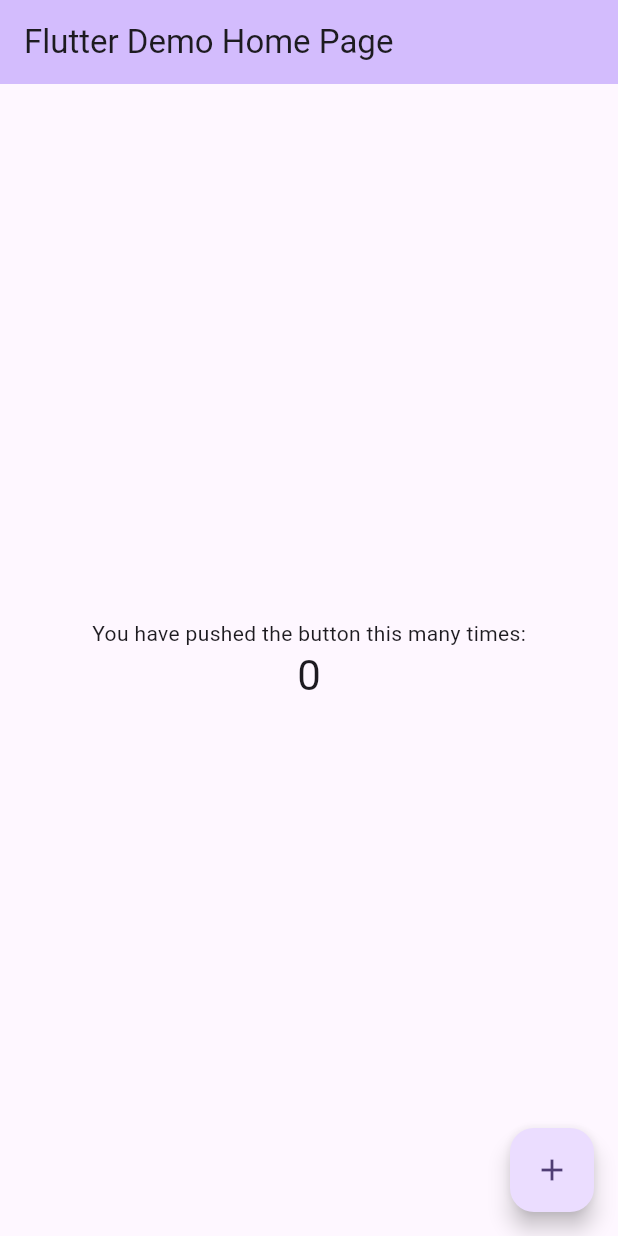
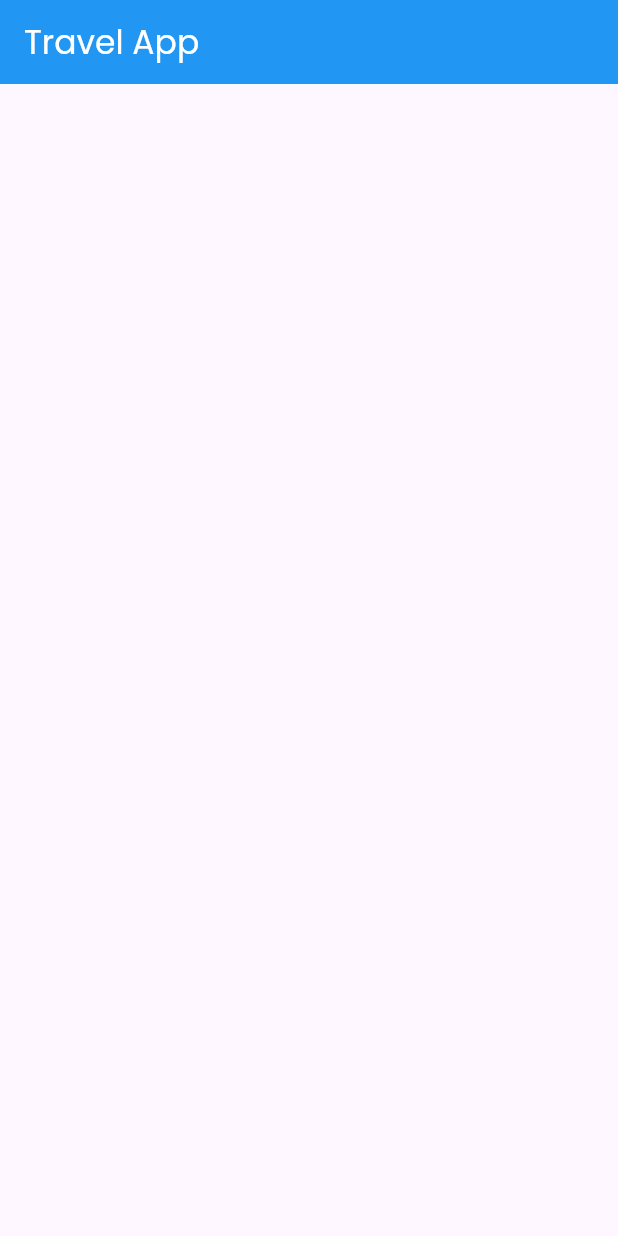
Before and after one commit to AnkitUmredkar/Travel_app, a Flutter app: the screen it shows after launch, on a phone screen of 412 x 824 dp. Run offline on Flutter 3.47's test engine with Material 3 defaults, Android fonts, the phone set to English and light mode, and no system bars.

Commit message:
Initial commit

```diff
--- /dev/null
+++ b/lib/Screen/SignUp/sign-in_page.dart
@@ -0,0 +1,22 @@
+import 'package:flutter/material.dart';
+
+class SignInPage extends StatefulWidget {
+  const SignInPage({super.key});
+
+  @override
+  State<SignInPage> createState() => _SignInPageState();
+}
+
+class _SignInPageState extends State<SignInPage> {
+  @override
+  Widget build(BuildContext context) {
+    return SafeArea(
+        child: Scaffold(
+          appBar: AppBar(
+            backgroundColor: Colors.blue,
+            title: const Text('Travel App',style: TextStyle(color: Colors.white,fontFamily: 'mont',),),
+          ),
+        ),
+    );
+  }
+}
--- /dev/null
+++ b/lib/Screen/TermAndCondition/term_&_Condition_page.dart
@@ -0,0 +1,23 @@
+import 'package:flutter/material.dart';
+
+class TermConditionPage extends StatefulWidget {
+  const TermConditionPage({super.key});
+
+  @override
+  State<TermConditionPage> createState() => _TermConditionPageState();
+}
+
+class _TermConditionPageState extends State<TermConditionPage> {
+  @override
+  Widget build(BuildContext context) {
+    return SafeArea(
+      child: Scaffold(
+        appBar: AppBar(
+          backgroundColor: Colors.blue,
+          //todo -------------------> font family : 'mont'
+          title: const Text('Travel App',style: TextStyle(color: Colors.white,fontFamily: 'mont',),),
+        ),
+      )
+      ,);
+  }
+}
--- a/lib/main.dart
+++ b/lib/main.dart
@@ -1,125 +1,18 @@
 import 'package:flutter/material.dart';
+import 'package:travel_app/utils/routes.dart';
 
-void main() {
-  runApp(const MyApp());
+void main(){
+  runApp(MyApp());
 }
 
 class MyApp extends StatelessWidget {
   const MyApp({super.key});
 
-  // This widget is the root of your application.
   @override
   Widget build(BuildContext context) {
     return MaterialApp(
-      title: 'Flutter Demo',
-      theme: ThemeData(
-        // This is the theme of your application.
-        //
-        // TRY THIS: Try running your application with "flutter run". You'll see
-        // the application has a purple toolbar. Then, without quitting the app,
-        // try changing the seedColor in the colorScheme below to Colors.green
-        // and then invoke "hot reload" (save your changes or press the "hot
-        // reload" button in a Flutter-supported IDE, or press "r" if you used
-        // the command line to start the app).
-        //
-        // Notice that the counter didn't reset back to zero; the application
-        // state is not lost during the reload. To reset the state, use hot
-        // restart instead.
-        //
-        // This works for code too, not just values: Most code changes can be
-        // tested with just a hot reload.
-        colorScheme: ColorScheme.fromSeed(seedColor: Colors.deepPurple),
-        useMaterial3: true,
-      ),
-      home: const MyHomePage(title: 'Flutter Demo Home Page'),
+      debugShowCheckedModeBanner: false,
+      routes: Approutes.routes,
     );
   }
 }
-
-class MyHomePage extends StatefulWidget {
-  const MyHomePage({super.key, required this.title});
-
-  // This widget is the home page of your application. It is stateful, meaning
-  // that it has a State object (defined below) that contains fields that affect
-  // how it looks.
-
-  // This class is the configuration for the state. It holds the values (in this
-  // case the title) provided by the parent (in this case the App widget) and
-  // used by the build method of the State. Fields in a Widget subclass are
-  // always marked "final".
-
-  final String title;
-
-  @override
-  State<MyHomePage> createState() => _MyHomePageState();
-}
-
-class _MyHomePageState extends State<MyHomePage> {
-  int _counter = 0;
-
-  void _incrementCounter() {
-    setState(() {
-      // This call to setState tells the Flutter framework that something has
-      // changed in this State, which causes it to rerun the build method below
-      // so that the display can reflect the updated values. If we changed
-      // _counter without calling setState(), then the build method would not be
-      // called again, and so nothing would appear to happen.
-      _counter++;
-    });
-  }
-
-  @override
-  Widget build(BuildContext context) {
-    // This method is rerun every time setState is called, for instance as done
-    // by the _incrementCounter method above.
-    //
-    // The Flutter framework has been optimized to make rerunning build methods
-    // fast, so that you can just rebuild anything that needs updating rather
-    // than having to individually change instances of widgets.
-    return Scaffold(
-      appBar: AppBar(
-        // TRY THIS: Try changing the color here to a specific color (to
-        // Colors.amber, perhaps?) and trigger a hot reload to see the AppBar
-        // change color while the other colors stay the same.
-        backgroundColor: Theme.of(context).colorScheme.inversePrimary,
-        // Here we take the value from the MyHomePage object that was created by
-        // the App.build method, and use it to set our appbar title.
-        title: Text(widget.title),
-      ),
-      body: Center(
-        // Center is a layout widget. It takes a single child and positions it
-        // in the middle of the parent.
-        child: Column(
-          // Column is also a layout widget. It takes a list of children and
-          // arranges them vertically. By default, it sizes itself to fit its
-          // children horizontally, and tries to be as tall as its parent.
-          //
-          // Column has various properties to control how it sizes itself and
-          // how it positions its children. Here we use mainAxisAlignment to
-          // center the children vertically; the main axis here is the vertical
-          // axis because Columns are vertical (the cross axis would be
-          // horizontal).
-          //
-          // TRY THIS: Invoke "debug painting" (choose the "Toggle Debug Paint"
-          // action in the IDE, or press "p" in the console), to see the
-          // wireframe for each widget.
-          mainAxisAlignment: MainAxisAlignment.center,
-          children: <Widget>[
-            const Text(
-              'You have pushed the button this many times:',
-            ),
-            Text(
-              '$_counter',
-              style: Theme.of(context).textTheme.headlineMedium,
-            ),
-          ],
-        ),
-      ),
-      floatingActionButton: FloatingActionButton(
-        onPressed: _incrementCounter,
-        tooltip: 'Increment',
-        child: const Icon(Icons.add),
-      ), // This trailing comma makes auto-formatting nicer for build methods.
-    );
-  }
-}
--- /dev/null
+++ b/lib/utils/routes.dart
@@ -0,0 +1,9 @@
+import 'package:flutter/material.dart';
+import '../Screen/SignUp/sign-in_page.dart';
+import '../Screen/TermAndCondition/term_&_Condition_page.dart';
+
+class Approutes{
+  static Map<String, Widget Function(BuildContext)> routes = {
+    '/' : (context) => const TermConditionPage(),
+  };
+}
--- a/pubspec.yaml
+++ b/pubspec.yaml
@@ -85,6 +85,10 @@ flutter:
   #       - asset: fonts/TrajanPro.ttf
   #       - asset: fonts/TrajanPro_Bold.ttf
   #         weight: 700
+  fonts:
+    - family: mont
+      fonts:
+        - asset: assets/fonts/mont.ttf
   #
   # For details regarding fonts from package dependencies,
   # see https://flutter.dev/custom-fonts/#from-packages
```
Also changed, not shown: assets/fonts/mont.ttf (added), lib/Screen/Term & Condition/term_&_Condition_page.dart (deleted), lib/utils/global.dart (added).
